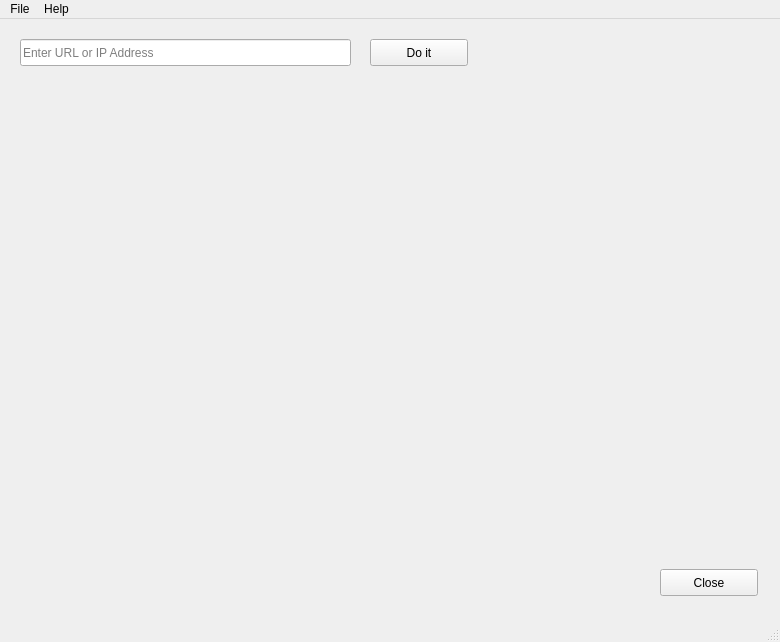
eddiemcnally/visual_traceroute, file visual_traceroute_ui.ui: the form before one commit.
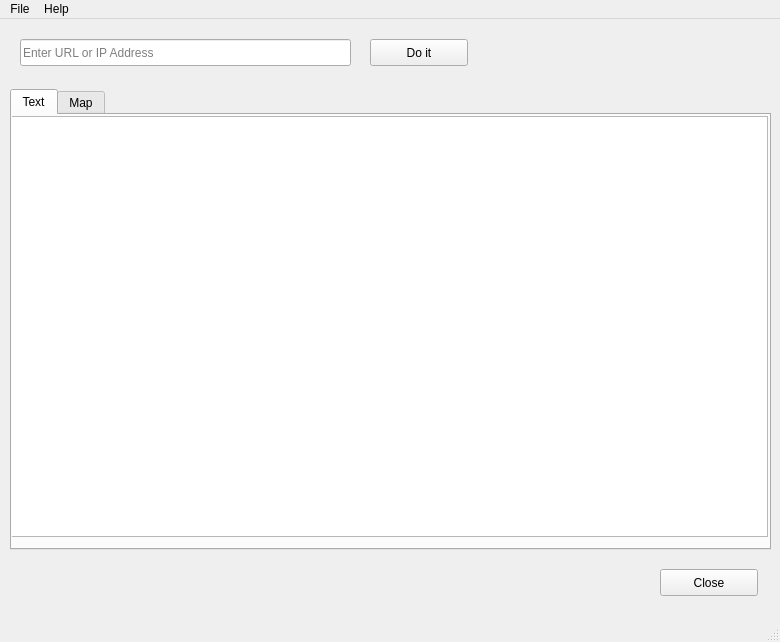
The form after the commit. The open tabs and pages were chosen to show the change.

The edit to the form file:
```diff
--- a/visual_traceroute_ui.ui
+++ b/visual_traceroute_ui.ui
@@ -62,6 +62,44 @@
       <height>461</height>
      </rect>
     </property>
+    <widget class="QTabWidget" name="tabWidget">
+     <property name="geometry">
+      <rect>
+       <x>0</x>
+       <y>0</y>
+       <width>761</width>
+       <height>461</height>
+      </rect>
+     </property>
+     <property name="currentIndex">
+      <number>1</number>
+     </property>
+     <widget class="QWidget" name="Text">
+      <attribute name="title">
+       <string>Text</string>
+      </attribute>
+      <widget class="QTextBrowser" name="textOutput">
+       <property name="geometry">
+        <rect>
+         <x>-5</x>
+         <y>1</y>
+         <width>761</width>
+         <height>421</height>
+        </rect>
+       </property>
+       <property name="font">
+        <font>
+         <family>Courier 10 Pitch</family>
+        </font>
+       </property>
+      </widget>
+     </widget>
+     <widget class="QWidget" name="map">
+      <attribute name="title">
+       <string>Map</string>
+      </attribute>
+     </widget>
+    </widget>
    </widget>
   </widget>
   <widget class="QMenuBar" name="menubar">
```
